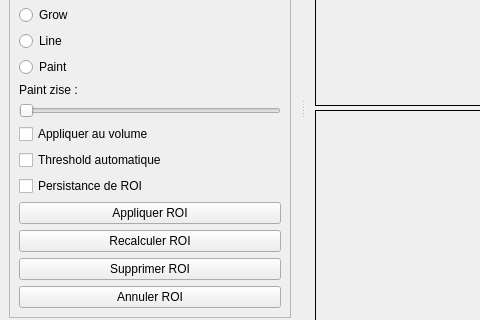
Qt form untitled.ui (ostidepeignecul/segmentation-tool) before a commit; both pictures show x 0 to 480 and y 302 to 622 of the 1107 by 823 pixel window.
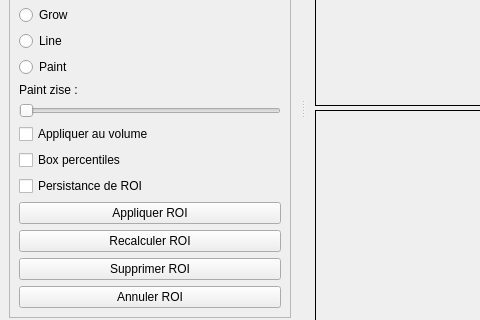
The same form after that commit. Custom widgets are drawn as their Qt base class.

Commit message: Percentiles conditionnels pour seuil ROI box

Patch:
```diff
--- a/untitled.ui
+++ b/untitled.ui
@@ -298,7 +298,7 @@
         <item>
          <widget class="QCheckBox" name="checkBox_2">
           <property name="text">
-           <string>Threshold automatique</string>
+           <string>Box percentiles</string>
           </property>
          </widget>
         </item>
```
The commit also changes 4 other files.
